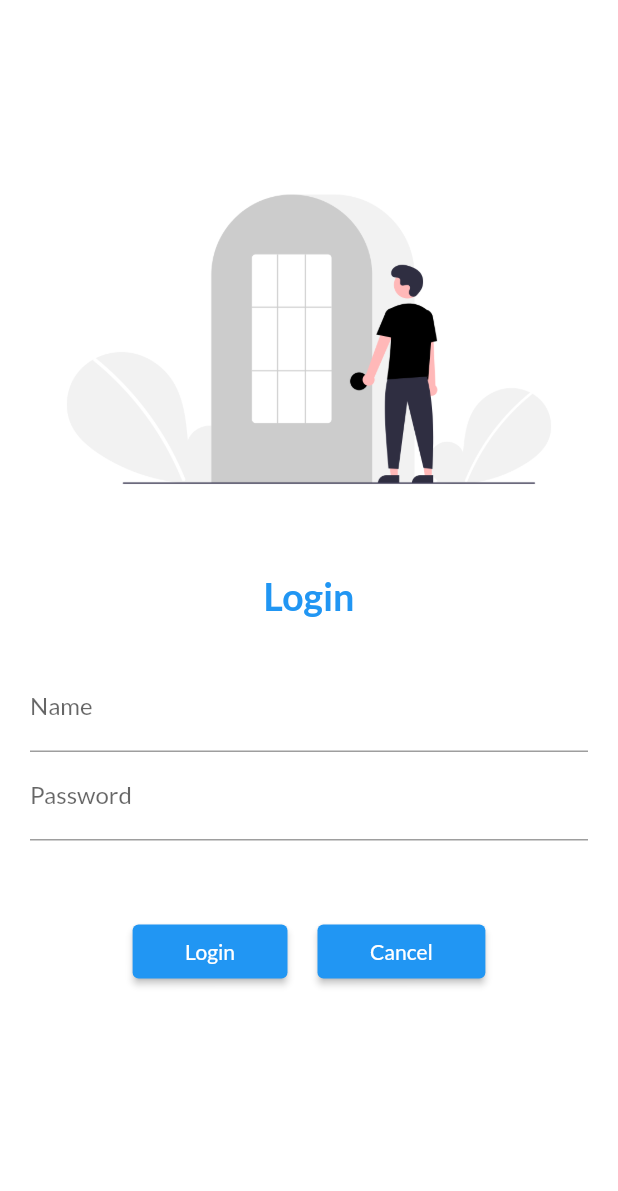
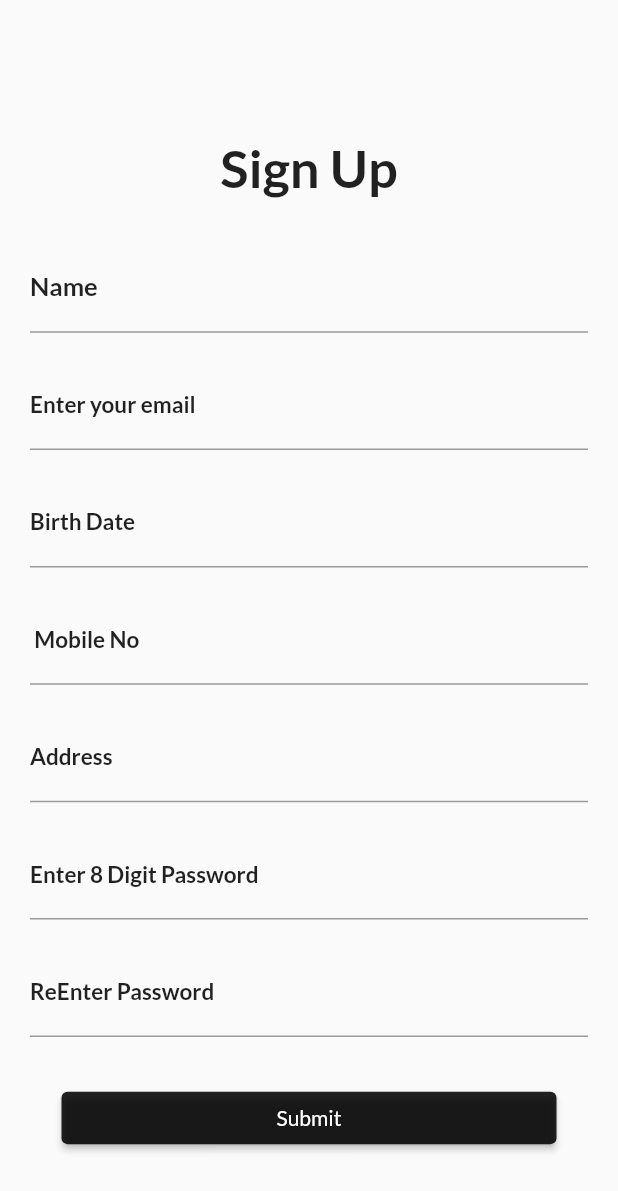
Before and after one commit to chetalpatel98/flutterlernapp, a Flutter app: the screen it shows after launch, on a phone screen of 412 x 824 dp. Shown: the top 1191 px of the screen. Run offline on Flutter 3.47's test engine with Material 2 defaults, Android fonts, the phone set to English and light mode, and no system bars; our stand-ins replace google_fonts.

Commit message:
day5 commit

```diff
--- a/lib/main.dart
+++ b/lib/main.dart
@@ -1,6 +1,8 @@
 import 'package:flutter/material.dart';
 import 'package:flutter_application_2/screens/home_page.dart';
 import 'package:flutter_application_2/screens/loginpage.dart';
+import 'package:flutter_application_2/screens/signpage.dart';
+import 'package:flutter_application_2/utils/routs.dart';
 import 'package:google_fonts/google_fonts.dart';
 void main() {
   runApp( MyApp());
@@ -15,10 +17,11 @@ void main() {
       theme: ThemeData(
         fontFamily: GoogleFonts.lato().fontFamily,
       ),
-      initialRoute: "/",
+      initialRoute: MyRoutes.Signin_page,
       routes: {
-        "/":(context) => login_page(),
-        "/home_page":(context) => home_page(),
+         MyRoutes.login_page:(context) => login_page(),
+         MyRoutes.Home_page:(context) => home_page(),
+         MyRoutes.Signin_page:(context) => SignIn(),
       },
 
     );
--- /dev/null
+++ b/lib/screens/signpage.dart
@@ -0,0 +1,133 @@
+
+
+import 'package:flutter/material.dart';
+import 'package:flutter_application_2/utils/routs.dart';
+class SignIn extends StatelessWidget {
+  const SignIn({Key? key}) : super(key: key);
+
+  @override
+  Widget build(BuildContext context) {
+    return
+    Material(
+    child:  SingleChildScrollView(
+      child: Padding(
+        padding:EdgeInsets.all(20.0),
+        child: Column(
+          children: [
+            SizedBox(height: 70,),
+
+                                  Text('Sign Up',style: TextStyle(color: Colors.black87,fontWeight: FontWeight.bold,fontSize: 35),),
+
+
+            SizedBox(height: 30,),
+            Column(
+              children: [
+                TextFormField(
+                  decoration: InputDecoration(
+                    hintText: "enter your name",
+                    labelText: "Name",
+                    labelStyle: TextStyle(fontSize: 17,fontWeight: FontWeight.w600,color: Colors.black87)
+                  ),
+                ),
+                SizedBox(height: 20,),
+                  TextFormField(
+         keyboardType: TextInputType.emailAddress,
+                  decoration: InputDecoration(
+                    hintText:"Email",
+                    labelText: "Enter your email",
+                    labelStyle: TextStyle(fontSize: 15,fontWeight: FontWeight.w600,color: Colors.black87)
+                  ),),
+                    SizedBox(height: 20,),
+                TextFormField(
+         keyboardType: TextInputType.datetime,
+                  decoration: InputDecoration(
+                    hintText:"Birth date",
+                    labelText: "Birth Date",
+                    labelStyle: TextStyle(fontSize: 15,fontWeight: FontWeight.w600,color: Colors.black87)
+                  ),
+                ),
+                  SizedBox(height: 20,),
+                 TextFormField(
+         keyboardType: TextInputType.number,
+                  decoration: InputDecoration(
+                    hintText:"Contact No",
+                    labelText: " Mobile No",
+                    labelStyle: TextStyle(fontSize: 15,fontWeight: FontWeight.w600,color: Colors.black87)
+                  ),),
+                   SizedBox(height: 20,),
+                   TextFormField(
+
+         keyboardType: TextInputType.multiline,
+                  decoration: InputDecoration(
+
+                    hintText:"Addresss",
+                    labelText: "Address",
+                    labelStyle: TextStyle(fontSize: 15,fontWeight: FontWeight.w600,color: Colors.black87)
+                  ),),
+                   SizedBox(height: 20,),
+                   TextFormField(
+                     obscureText: true,
+                  decoration: InputDecoration(
+
+                    hintText:"Password",
+                    labelText: "Enter 8 Digit Password",
+                    labelStyle: TextStyle(fontSize: 15,fontWeight: FontWeight.w600,color: Colors.black87)
+                  ),),
+                   SizedBox(height: 20,),
+                   TextFormField(
+                  obscureText: true,
+                  decoration: InputDecoration(
+
+                    hintText:"ReEnter-Password",
+                    labelText: "ReEnter Password",
+                    labelStyle: TextStyle(fontSize: 15,fontWeight: FontWeight.w600,color: Colors.black87)
+                  ),),
+
+              ],
+
+            ),
+            SizedBox(height: 30,),
+            ElevatedButton(onPressed: () {},
+            style: TextButton.styleFrom(minimumSize: Size(330, 35),backgroundColor: Colors.black87),
+             child: Text("Submit")),
+
+           SizedBox(height: 50,),
+
+            Row(
+            mainAxisAlignment: MainAxisAlignment.spaceEvenly,
+            children: [
+
+           MaterialButton(
+                      onPressed: () { Navigator.pushNamed(context, MyRoutes.Home_page);},
+                       color: Colors.black87,
+                       textColor: Colors.white,
+                        child: Icon(
+                                  Icons.arrow_back_ios_new_rounded,
+                               size: 16,
+                                    ),
+                        padding: EdgeInsets.all(5),
+                      shape: CircleBorder(),
+                      ),
+                 SizedBox(width: 110,height: 30,),
+                      MaterialButton(
+                      onPressed: () { Navigator.pushNamed(context, MyRoutes.login_page);},
+                       color: Colors.black87,
+                       textColor: Colors.white,
+                        child: Icon(
+                                  Icons.arrow_forward_ios_rounded,
+                               size: 16,
+                                    ),
+                        padding: EdgeInsets.all(5),
+                      shape: CircleBorder(),
+                      ),
+
+             ],
+          ),
+
+          ],
+        ),
+      )
+    ),
+    );
+  }
+}
--- /dev/null
+++ b/lib/utils/routs.dart
@@ -0,0 +1,6 @@
+class MyRoutes{
+
+  static String login_page = "/login_page";
+  static String Home_page = "/home_page";
+  static String Signin_page = "/signin_page";
+}
--- a/pubspec.yaml
+++ b/pubspec.yaml
@@ -59,8 +59,7 @@ flutter:
 
   # To add assets to your application, add an assets section, like this:
   assets:
-    - image/login_image.png
-  #   - images/a_dot_ham.jpeg
+    - image/
 
   # An image asset can refer to one or more resolution-specific "variants", see
   # https://flutter.dev/assets-and-images/#resolution-aware.
```
Also changed, not shown: lib/screens/home_page.dart (+38 -8 lines), lib/screens/loginpage.dart (+27 -5 lines), image/home_page.png (added).
